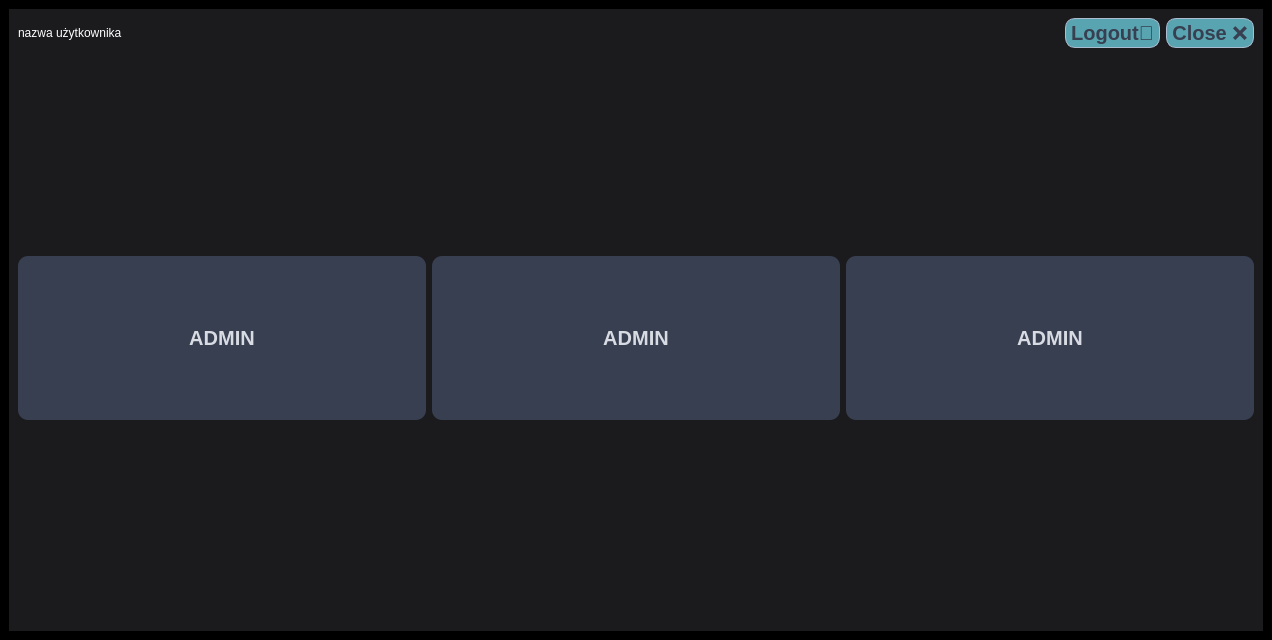
The window that LinuxProject/mainwindow.ui (Skalik2/LinuxAppCpp) describes before a commit, drawn with Qt 5.
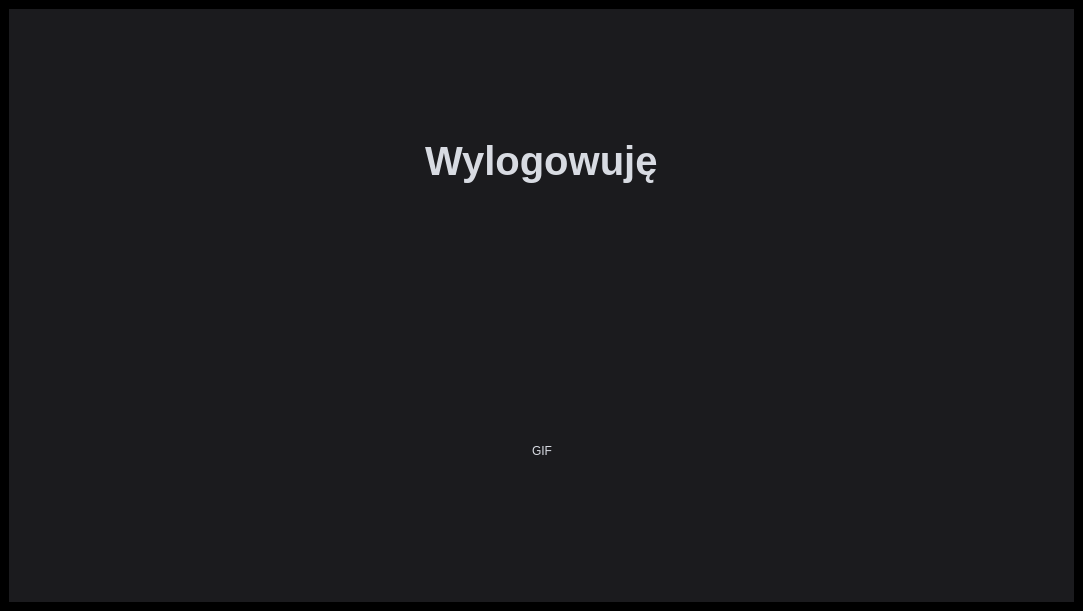
The same window after the commit.

Commit message: Add logout script + logout page

Diff of the .ui file:
```diff
--- a/LinuxProject/mainwindow.ui
+++ b/LinuxProject/mainwindow.ui
@@ -6,8 +6,8 @@
    <rect>
     <x>0</x>
     <y>0</y>
-    <width>1272</width>
-    <height>640</height>
+    <width>1083</width>
+    <height>611</height>
    </rect>
   </property>
   <property name="maximumSize">
@@ -54,7 +54,7 @@
 </string>
       </property>
       <property name="currentIndex">
-       <number>3</number>
+       <number>4</number>
       </property>
       <widget class="QWidget" name="mainPage">
        <property name="styleSheet">
@@ -1802,6 +1802,93 @@
         </item>
        </layout>
       </widget>
+      <widget class="QWidget" name="loadingPage">
+       <layout class="QHBoxLayout" name="horizontalLayout_30">
+        <item>
+         <layout class="QVBoxLayout" name="verticalLayout_7">
+          <item>
+           <layout class="QHBoxLayout" name="horizontalLayout_32">
+            <item>
+             <spacer name="horizontalSpacer_30">
+              <property name="orientation">
+               <enum>Qt::Horizontal</enum>
+              </property>
+              <property name="sizeHint" stdset="0">
+               <size>
+                <width>40</width>
+                <height>20</height>
+               </size>
+              </property>
+             </spacer>
+            </item>
+            <item>
+             <widget class="QLabel" name="label_5">
+              <property name="styleSheet">
+               <string notr="true">
+color: #D8DBE2;
+font: bold 40px;</string>
+              </property>
+              <property name="text">
+               <string>Wylogowuję</string>
+              </property>
+             </widget>
+            </item>
+            <item>
+             <spacer name="horizontalSpacer_31">
+              <property name="orientation">
+               <enum>Qt::Horizontal</enum>
+              </property>
+              <property name="sizeHint" stdset="0">
+               <size>
+                <width>40</width>
+                <height>20</height>
+               </size>
+              </property>
+             </spacer>
+            </item>
+           </layout>
+          </item>
+          <item>
+           <layout class="QHBoxLayout" name="horizontalLayout_31">
+            <item>
+             <spacer name="horizontalSpacer_24">
+              <property name="orientation">
+               <enum>Qt::Horizontal</enum>
+              </property>
+              <property name="sizeHint" stdset="0">
+               <size>
+                <width>40</width>
+                <height>20</height>
+               </size>
+              </property>
+             </spacer>
+            </item>
+            <item>
+             <widget class="QLabel" name="loadingLabel">
+              <property name="text">
+               <string>GIF</string>
+              </property>
+             </widget>
+            </item>
+            <item>
+             <spacer name="horizontalSpacer_25">
+              <property name="orientation">
+               <enum>Qt::Horizontal</enum>
+              </property>
+              <property name="sizeHint" stdset="0">
+               <size>
+                <width>40</width>
+                <height>20</height>
+               </size>
+              </property>
+             </spacer>
+            </item>
+           </layout>
+          </item>
+         </layout>
+        </item>
+       </layout>
+      </widget>
      </widget>
     </item>
    </layout>
```
Left out of the diff: 2 changed lines with no effect on the pictures. The commit also changes 3 other files.
